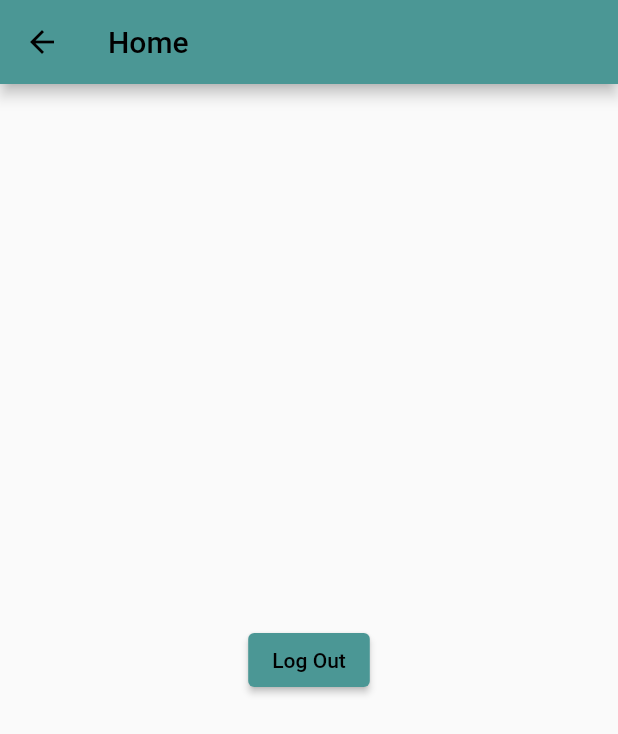
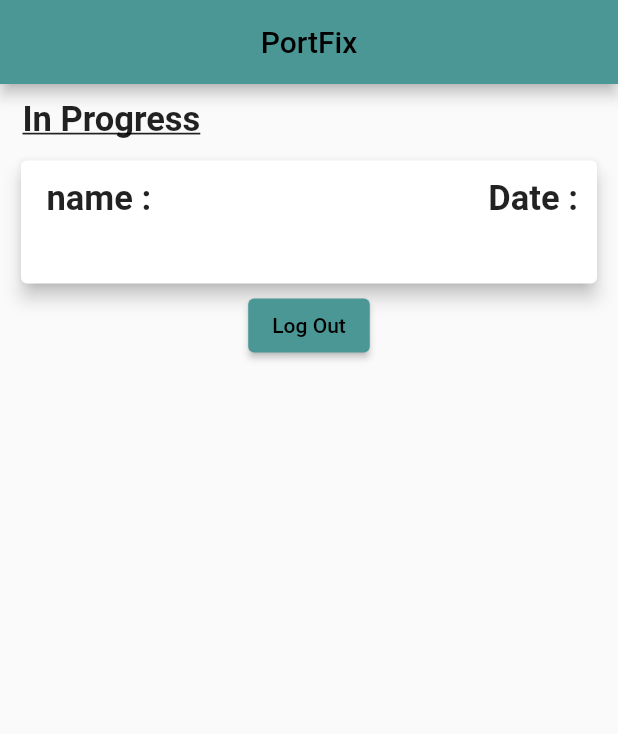
Before and after one commit to PuttTim/PSA-vpn2, a Flutter app: the HomeScreen screen opened directly, on a phone screen of 412 x 824 dp. Shown: the top 734 px of the screen. Run offline on Flutter 3.47's test engine with Material 2 defaults, Android fonts, the light colour scheme and no system bars; our stand-ins replace firebase_auth, firebase_core, google_fonts, wave; accounts and stored records are empty.

Commit message:
card done

```diff
--- a/portfix_mobile/lib/main.dart
+++ b/portfix_mobile/lib/main.dart
@@ -27,7 +27,8 @@ class MyApp extends StatelessWidget {
       theme: CustomTheme.lightTheme,
       darkTheme: CustomTheme.darkTheme,
       debugShowCheckedModeBanner: false,
-      home: isLoggedIn ? const HomeScreen() : const LoginScreen(),
+      // home: isLoggedIn ? const HomeScreen() : const LoginScreen(),
+      home: HomeScreen(),
     );
   }
 }
--- a/portfix_mobile/lib/ui/screens/home_screen.dart
+++ b/portfix_mobile/lib/ui/screens/home_screen.dart
@@ -1,4 +1,5 @@
 import 'package:flutter/material.dart';
+import 'package:google_fonts/google_fonts.dart';
 import 'package:portfix_mobile/data/auth/auth_repository.dart';
 import 'package:portfix_mobile/ui/screens/auth/login_screen.dart';
 
@@ -14,9 +15,62 @@ class _HomeScreenState extends State<HomeScreen> {
   Widget build(BuildContext context) {
     return Scaffold(
       appBar: AppBar(
-        title: const Text('Home'),
+        centerTitle: true,
+        iconTheme: IconThemeData(color: Color.fromARGB(0, 75, 151, 149)),
+        title: const Text("PortFix"),
       ),
-      body: Center(
+      body: Column(
+        children: [
+          Row(
+            children: [
+              Padding(
+                padding: EdgeInsets.fromLTRB(15, 10, 10, 0),
+                child: Text(
+                  'In Progress',
+                  style: TextStyle(
+                    decoration: TextDecoration.underline,
+                    fontSize: 23,
+                    fontWeight: FontWeight.bold,
+                  ),
+                ),
+              ),
+            ],
+          ),
+          Container(
+            padding: EdgeInsets.fromLTRB(10, 10, 10, 0),
+            height: 100,
+            width: double.maxFinite,
+            child: Card(
+              elevation: 5,
+              child: Padding(
+                padding: EdgeInsets.all(7),
+                child: Padding(
+                  padding: const EdgeInsets.only(left: 10, top: 5),
+                  child: Column(
+                    // mainAxisAlignment: MainAxisAlignment.center,
+                    children: [
+                      Row(
+                        mainAxisAlignment: MainAxisAlignment.spaceBetween,
+                        children: [
+                          Text("name : ",
+                              style: TextStyle(
+                                fontSize: 23,
+                                fontWeight: FontWeight.bold,
+                              )),
+                          Text("Date : ",
+                              style: TextStyle(
+                                fontSize: 23,
+                                fontWeight: FontWeight.bold,
+                              ))
+                        ],
+                      )
+                    ],
+                  ),
+                ),
+              ),
+            ),
+          ),
+          Center(
             child: ElevatedButton(
               onPressed: () {
                 AuthRepository.getInstance().logOut();
@@ -29,6 +83,8 @@ class _HomeScreenState extends State<HomeScreen> {
               child: const Text("Log Out"),
             ),
           ),
+        ],
+      ),
     );
   }
 }
--- a/portfix_mobile/pubspec.yaml
+++ b/portfix_mobile/pubspec.yaml
@@ -40,6 +40,7 @@ dependencies:
   google_maps_flutter: ^2.1.8
   location: ^4.4.0
   shimmer: ^2.0.0
+  google_fonts: ^3.0.1
 
 dev_dependencies:
   flutter_test:
```
Also changed, not shown: portfix_mobile/pubspec.lock. Lines whose indentation alone changed are shown as unchanged.
